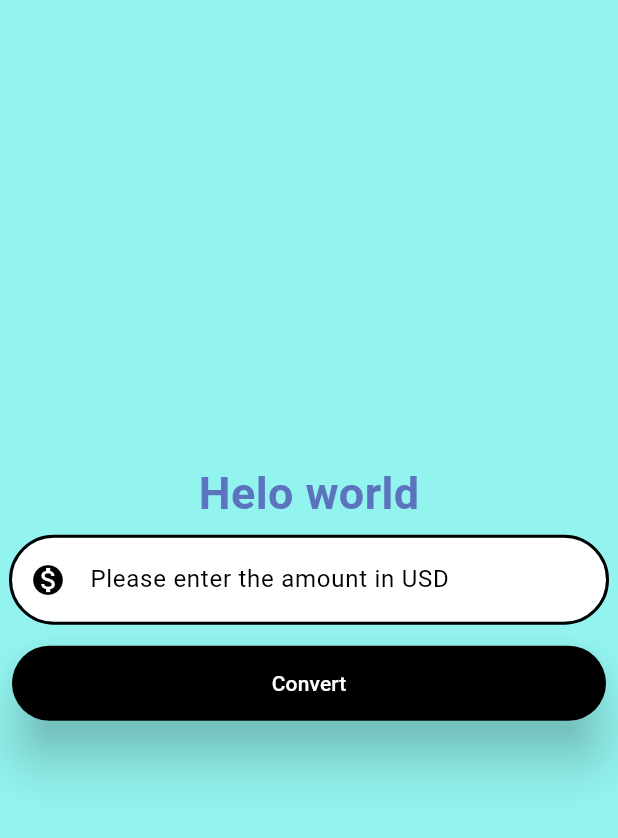
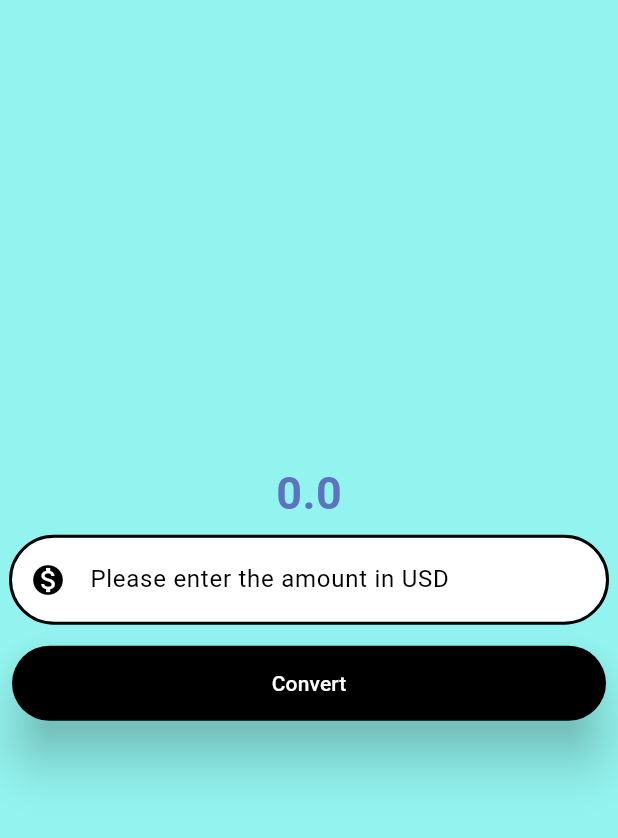
Before and after one commit to shinitks/Currency_Convertor, a Flutter app: the screen it shows after launch, after a tap on "Convert", on a phone screen of 412 x 824 dp, the part 63-901 px from its top. Run offline on Flutter 3.47's test engine with Material 3 defaults, Android fonts, the phone set to English and light mode, and no system bars.

```diff
--- a/lib/currency_convertor_material_page.dart
+++ b/lib/currency_convertor_material_page.dart
@@ -1,8 +1,18 @@
 import 'package:flutter/foundation.dart';
 import 'package:flutter/material.dart';
 
-class CurrencyConvertMaterialPage extends StatelessWidget {
-  const CurrencyConvertMaterialPage({super.key});
+class CurrencyConvertorMaterialPage extends StatefulWidget {
+  const CurrencyConvertorMaterialPage({super.key});
+
+  @override
+  State<CurrencyConvertorMaterialPage> createState() =>
+      _CurrencyConvertorMaterialPageState();
+}
+
+class _CurrencyConvertorMaterialPageState
+    extends State<CurrencyConvertorMaterialPage> {
+  double result = 0;
+  final TextEditingController textEditingController = TextEditingController();
 
   @override
   Widget build(BuildContext context) {
@@ -19,9 +29,9 @@ class CurrencyConvertMaterialPage extends StatelessWidget {
     return Scaffold(
       backgroundColor: const Color.fromRGBO(0, 0, 0, 1),
       appBar: AppBar(
-        backgroundColor:Color.fromARGB(255, 147, 244, 239) ,
+        backgroundColor: Color.fromARGB(255, 147, 244, 239),
         elevation: 0,
-        title:const Text('Currency Convertor'),
+        title: const Text('Currency Convertor'),
         centerTitle: true,
       ),
       body: Center(
@@ -30,9 +40,9 @@ class CurrencyConvertMaterialPage extends StatelessWidget {
           child: Column(
             mainAxisAlignment: MainAxisAlignment.center,
             children: [
-              const Text(
-                'Helo world',
-                style: TextStyle(
+              Text(
+                result.toString(),
+                style: const TextStyle(
                   fontSize: 30,
                   fontWeight: FontWeight.bold,
                   color: Color.fromRGBO(92, 115, 190, 1),
@@ -42,6 +52,7 @@ class CurrencyConvertMaterialPage extends StatelessWidget {
               Padding(
                 padding: const EdgeInsets.all(8.0),
                 child: TextField(
+                  controller: textEditingController,
                   style: const TextStyle(color: Color.fromRGBO(2, 2, 2, 1)),
                   decoration: InputDecoration(
                     hintText: 'Please enter the amount in USD',
@@ -64,18 +75,24 @@ class CurrencyConvertMaterialPage extends StatelessWidget {
                 padding: const EdgeInsets.all(8.0),
                 child: ElevatedButton(
                   onPressed: () {
+                    setState(() {
+                      result = double.parse(textEditingController.text) * 81;
+                    });
                     if (kDebugMode) {
+                      print(textEditingController.text);
+                      print(double.parse(textEditingController.text) * 81);
                       print('Button clicked');
                     }
                   },
-                  style:const ButtonStyle(
+                  style: const ButtonStyle(
                     elevation: WidgetStatePropertyAll(15),
                     backgroundColor: WidgetStatePropertyAll(Colors.black),
                     foregroundColor: WidgetStatePropertyAll(Colors.white),
-                    minimumSize: WidgetStatePropertyAll(Size(double.infinity, 50))
+                    minimumSize: WidgetStatePropertyAll(
+                      Size(double.infinity, 50),
+                    ),
                   ),
                   child: const Text('Convert'),
-
                 ),
               ),
             ],
--- a/lib/main.dart
+++ b/lib/main.dart
@@ -14,7 +14,7 @@ const MyApp({super.key});
   @override
   Widget build(BuildContext context){
     return MaterialApp(
-home:CurrencyConvertMaterialPage(),
+home:CurrencyConvertorMaterialPage(),
 );
   }
 }
```
